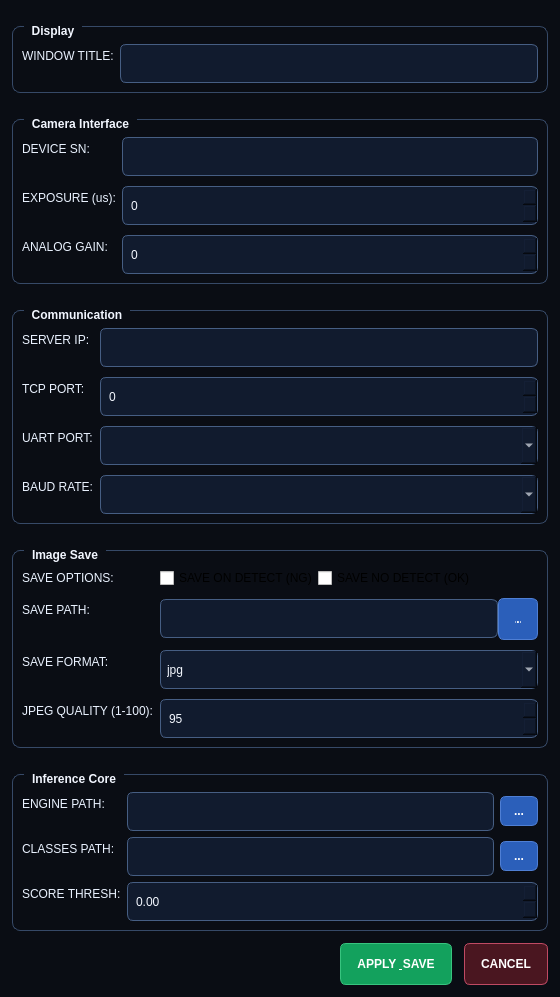
The window that settingform.ui (froduo/Qt_TensorRT_YOLOv12) describes before a commit, drawn with Qt 5.
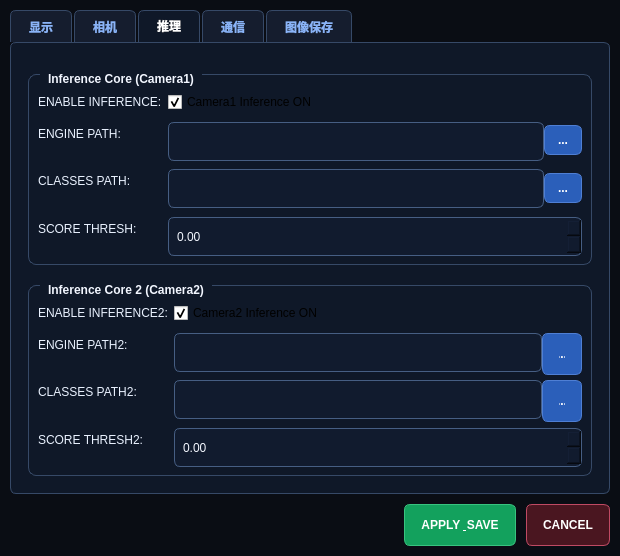
The same window after the commit. The open tabs and pages were chosen to show the change.

What changed in the file:
```diff
--- a/settingform.ui
+++ b/settingform.ui
@@ -6,8 +6,8 @@
    <rect>
     <x>0</x>
     <y>0</y>
-    <width>560</width>
-    <height>680</height>
+    <width>620</width>
+    <height>520</height>
    </rect>
   </property>
   <property name="windowTitle">
@@ -19,6 +19,32 @@
         background-color: #0a0d14;
         color: #eef4ff;
     }
+    QTabWidget::pane {
+        background-color: #0f1828;
+        border: 1px solid #364967;
+        border-radius: 6px;
+        padding: 8px;
+    }
+    QTabBar::tab {
+        background-color: #151d2e;
+        color: #8ab4f8;
+        border: 1px solid #364967;
+        border-bottom: none;
+        border-top-left-radius: 6px;
+        border-top-right-radius: 6px;
+        padding: 8px 18px;
+        margin-right: 2px;
+        font-weight: 600;
+        font-size: 12px;
+    }
+    QTabBar::tab:selected {
+        background-color: #0f1828;
+        color: #ffffff;
+        border-bottom: 1px solid #0f1828;
+    }
+    QTabBar::tab:hover:!selected {
+        background-color: #1a2540;
+    }
     QGroupBox {
         color: #f2f6ff;
         border: 1px solid #364967;
@@ -88,25 +114,74 @@
         padding: 0px;
     }
     QPushButton#btnBrowseClasses:hover { background: #3d73ce; }
+    /* 保存选项复选框样式 */
+    QCheckBox#chkSaveNG {
+        color: #FF8A80;
+        font-weight: bold;
+        background-color: #3a0a10;
+        border: 1px solid #c04a63;
+        border-radius: 4px;
+        padding: 4px 8px;
+        spacing: 6px;
+    }
+    QCheckBox#chkSaveNG::indicator {
+        width: 16px;
+        height: 16px;
+        border: 2px solid #c04a63;
+        border-radius: 3px;
+        background-color: #2a0508;
+    }
+    QCheckBox#chkSaveNG::indicator:checked {
+        background-color: #d04a63;
+        border-color: #ff8099;
+    }
+    QCheckBox#chkSaveOK {
+        color: #B9F6CA;
+        font-weight: bold;
+        background-color: #0a2a10;
+        border: 1px solid #38c47f;
+        border-radius: 4px;
+        padding: 4px 8px;
+        spacing: 6px;
+    }
+    QCheckBox#chkSaveOK::indicator {
+        width: 16px;
+        height: 16px;
+        border: 2px solid #38c47f;
+        border-radius: 3px;
+        background-color: #051a08;
+    }
+    QCheckBox#chkSaveOK::indicator:checked {
+        background-color: #38c47f;
+        border-color: #69f0ae;
+    }
    </string>
   </property>
   <layout class="QVBoxLayout" name="mainLayout">
    <property name="spacing">
-    <number>12</number>
+    <number>10</number>
    </property>
    <property name="leftMargin">
-    <number>12</number>
+    <number>10</number>
    </property>
    <property name="topMargin">
-    <number>12</number>
+    <number>10</number>
    </property>
    <property name="rightMargin">
-    <number>12</number>
+    <number>10</number>
    </property>
    <property name="bottomMargin">
-    <number>12</number>
+    <number>10</number>
    </property>
-   <!-- Display Settings -->
+   <!-- ===== QTabWidget ===== -->
+   <item>
+    <widget class="QTabWidget" name="tabWidget">
+     <!-- ========== Tab 1: 显示 ========== -->
+     <widget class="QWidget" name="tabDisplay">
+      <attribute name="title">
+       <string>显示</string>
+      </attribute>
+      <layout class="QVBoxLayout" name="tabDisplayLayout">
    <item>
     <widget class="QGroupBox" name="groupDisplay">
      <property name="title">
@@ -129,7 +204,28 @@
      </layout>
     </widget>
    </item>
-   <!-- Camera Interface -->
+       <item>
+        <spacer name="tabDisplaySpacer">
+         <property name="orientation">
+          <enum>Qt::Vertical</enum>
+         </property>
+         <property name="sizeHint" stdset="0">
+          <size>
+           <width>0</width>
+           <height>0</height>
+          </size>
+         </property>
+        </spacer>
+       </item>
+      </layout>
+     </widget>
+     <!-- ========== Tab 2: 相机 ========== -->
+     <widget class="QWidget" name="tabCamera">
+      <attribute name="title">
+       <string>相机</string>
+      </attribute>
+      <layout class="QVBoxLayout" name="tabCameraLayout">
+       <!-- Camera1 -->
    <item>
     <widget class="QGroupBox" name="groupCamera">
      <property name="title">
@@ -186,7 +282,323 @@
      </layout>
     </widget>
    </item>
-   <!-- Communication -->
+       <!-- Camera2 -->
+       <item>
+        <widget class="QGroupBox" name="groupCamera2">
+         <property name="title">
+          <string>Camera2 Interface</string>
+         </property>
+         <layout class="QFormLayout" name="formLayoutCamera2">
+          <property name="verticalSpacing">
+           <number>10</number>
+          </property>
+          <item row="0" column="0">
+           <widget class="QLabel" name="lblSN2">
+            <property name="text">
+             <string>DEVICE SN2:</string>
+            </property>
+           </widget>
+          </item>
+          <item row="0" column="1">
+           <widget class="QLineEdit" name="txtSN2"/>
+          </item>
+          <item row="1" column="0">
+           <widget class="QLabel" name="lblExp2">
+            <property name="text">
+             <string>EXPOSURE2 (us):</string>
+            </property>
+           </widget>
+          </item>
+          <item row="1" column="1">
+           <widget class="QDoubleSpinBox" name="valExp2">
+            <property name="decimals">
+             <number>0</number>
+            </property>
+            <property name="maximum">
+             <double>1000000.000000000000000</double>
+            </property>
+           </widget>
+          </item>
+          <item row="2" column="0">
+           <widget class="QLabel" name="lblGain2">
+            <property name="text">
+             <string>ANALOG GAIN2:</string>
+            </property>
+           </widget>
+          </item>
+          <item row="2" column="1">
+           <widget class="QDoubleSpinBox" name="valGain2">
+            <property name="decimals">
+             <number>0</number>
+            </property>
+            <property name="maximum">
+             <double>20.000000000000000</double>
+            </property>
+           </widget>
+          </item>
+         </layout>
+        </widget>
+       </item>
+       <item>
+        <spacer name="tabCameraSpacer">
+         <property name="orientation">
+          <enum>Qt::Vertical</enum>
+         </property>
+         <property name="sizeHint" stdset="0">
+          <size>
+           <width>0</width>
+           <height>0</height>
+          </size>
+         </property>
+        </spacer>
+       </item>
+      </layout>
+     </widget>
+     <!-- ========== Tab 3: 推理 ========== -->
+     <widget class="QWidget" name="tabInference">
+      <attribute name="title">
+       <string>推理</string>
+      </attribute>
+      <layout class="QVBoxLayout" name="tabInferenceLayout">
+       <!-- Inference Core 1 -->
+       <item>
+        <widget class="QGroupBox" name="groupAI">
+         <property name="title">
+          <string>Inference Core (Camera1)</string>
+         </property>
+         <layout class="QFormLayout" name="formLayoutAI">
+          <property name="verticalSpacing">
+           <number>10</number>
+          </property>
+          <item row="0" column="0">
+           <widget class="QLabel" name="lblEnableInference">
+            <property name="text">
+             <string>ENABLE INFERENCE:</string>
+            </property>
+           </widget>
+          </item>
+          <item row="0" column="1">
+           <widget class="QCheckBox" name="chkEnableInference">
+            <property name="text">
+             <string>Camera1 Inference ON</string>
+            </property>
+            <property name="checked">
+             <bool>true</bool>
+            </property>
+           </widget>
+          </item>
+          <item row="1" column="0">
+           <widget class="QLabel" name="lblPath">
+            <property name="text">
+             <string>ENGINE PATH:</string>
+            </property>
+           </widget>
+          </item>
+          <item row="1" column="1">
+           <layout class="QHBoxLayout" name="pathLayout">
+            <item>
+             <widget class="QLineEdit" name="txtEnginePath">
+              <property name="readOnly">
+               <bool>true</bool>
+              </property>
+             </widget>
+            </item>
+            <item>
+             <widget class="QPushButton" name="btnBrowsePath">
+              <property name="maximumSize">
+               <size>
+                <width>40</width>
+                <height>16777215</height>
+               </size>
+              </property>
+              <property name="text">
+               <string>...</string>
+              </property>
+             </widget>
+            </item>
+           </layout>
+          </item>
+          <item row="2" column="0">
+           <widget class="QLabel" name="lblClasses">
+            <property name="text">
+             <string>CLASSES PATH:</string>
+            </property>
+           </widget>
+          </item>
+          <item row="2" column="1">
+           <layout class="QHBoxLayout" name="classesLayout">
+            <item>
+             <widget class="QLineEdit" name="txtClassesPath">
+              <property name="readOnly">
+               <bool>true</bool>
+              </property>
+             </widget>
+            </item>
+            <item>
+             <widget class="QPushButton" name="btnBrowseClasses">
+              <property name="maximumSize">
+               <size>
+                <width>40</width>
+                <height>16777215</height>
+               </size>
+              </property>
+              <property name="text">
+               <string>...</string>
+              </property>
+             </widget>
+            </item>
+           </layout>
+          </item>
+          <item row="3" column="0">
+           <widget class="QLabel" name="lblScore">
+            <property name="text">
+             <string>SCORE THRESH:</string>
+            </property>
+           </widget>
+          </item>
+          <item row="3" column="1">
+           <widget class="QDoubleSpinBox" name="valScoreThresh">
+            <property name="maximum">
+             <double>1.000000000000000</double>
+            </property>
+            <property name="singleStep">
+             <double>0.050000000000000</double>
+            </property>
+           </widget>
+          </item>
+         </layout>
+        </widget>
+       </item>
+       <!-- Inference Core 2 -->
+       <item>
+        <widget class="QGroupBox" name="groupAI2">
+         <property name="title">
+          <string>Inference Core 2 (Camera2)</string>
+         </property>
+         <layout class="QFormLayout" name="formLayoutAI2">
+          <property name="verticalSpacing">
+           <number>10</number>
+          </property>
+          <item row="0" column="0">
+           <widget class="QLabel" name="lblEnableInference2">
+            <property name="text">
+             <string>ENABLE INFERENCE2:</string>
+            </property>
+           </widget>
+          </item>
+          <item row="0" column="1">
+           <widget class="QCheckBox" name="chkEnableInference2">
+            <property name="text">
+             <string>Camera2 Inference ON</string>
+            </property>
+            <property name="checked">
+             <bool>true</bool>
+            </property>
+           </widget>
+          </item>
+          <item row="1" column="0">
+           <widget class="QLabel" name="lblPath2">
+            <property name="text">
+             <string>ENGINE PATH2:</string>
+            </property>
+           </widget>
+          </item>
+          <item row="1" column="1">
+           <layout class="QHBoxLayout" name="pathLayout2">
+            <item>
+             <widget class="QLineEdit" name="txtEnginePath2">
+              <property name="readOnly">
+               <bool>true</bool>
+              </property>
+             </widget>
+            </item>
+            <item>
+             <widget class="QPushButton" name="btnBrowsePath2">
+              <property name="maximumSize">
+               <size>
+                <width>40</width>
+                <height>16777215</height>
+               </size>
+              </property>
+              <property name="text">
+               <string>...</string>
+              </property>
+             </widget>
+            </item>
+           </layout>
+          </item>
+          <item row="2" column="0">
+           <widget class="QLabel" name="lblClasses2">
+            <property name="text">
+             <string>CLASSES PATH2:</string>
+            </property>
+           </widget>
+          </item>
+          <item row="2" column="1">
+           <layout class="QHBoxLayout" name="classesLayout2">
+            <item>
+             <widget class="QLineEdit" name="txtClassesPath2">
+              <property name="readOnly">
+               <bool>true</bool>
+              </property>
+             </widget>
+            </item>
+            <item>
+             <widget class="QPushButton" name="btnBrowseClasses2">
+              <property name="maximumSize">
+               <size>
+                <width>40</width>
+                <height>16777215</height>
+               </size>
+              </property>
+              <property name="text">
+               <string>...</string>
+              </property>
+             </widget>
+            </item>
+           </layout>
+          </item>
+          <item row="3" column="0">
+           <widget class="QLabel" name="lblScore2">
+            <property name="text">
+             <string>SCORE THRESH2:</string>
+            </property>
+           </widget>
+          </item>
+          <item row="3" column="1">
+           <widget class="QDoubleSpinBox" name="valScoreThresh2">
+            <property name="maximum">
+             <double>1.000000000000000</double>
+            </property>
+            <property name="singleStep">
+             <double>0.050000000000000</double>
+            </property>
+           </widget>
+          </item>
+         </layout>
+        </widget>
+       </item>
+       <item>
+        <spacer name="tabInferenceSpacer">
+         <property name="orientation">
+          <enum>Qt::Vertical</enum>
+         </property>
+         <property name="sizeHint" stdset="0">
+          <size>
+           <width>0</width>
+           <height>0</height>
+          </size>
+         </property>
+        </spacer>
+       </item>
+      </layout>
+     </widget>
+     <!-- ========== Tab 4: 通信 ========== -->
+     <widget class="QWidget" name="tabComm">
+      <attribute name="title">
+       <string>通信</string>
+      </attribute>
+      <layout class="QVBoxLayout" name="tabCommLayout">
    <item>
     <widget class="QGroupBox" name="groupComm">
      <property name="title">
@@ -243,7 +655,27 @@
      </layout>
     </widget>
    </item>
-   <!-- Image Save -->
+       <item>
+        <spacer name="tabCommSpacer">
+         <property name="orientation">
+          <enum>Qt::Vertical</enum>
+         </property>
+         <property name="sizeHint" stdset="0">
+          <size>
+           <width>0</width>
+           <height>0</height>
+          </size>
+         </property>
+        </spacer>
+       </item>
+      </layout>
+     </widget>
+     <!-- ========== Tab 5: 图像保存 ========== -->
+     <widget class="QWidget" name="tabImageSave">
+      <attribute name="title">
+       <string>图像保存</string>
+      </attribute>
+      <layout class="QVBoxLayout" name="tabImageSaveLayout">
    <item>
     <widget class="QGroupBox" name="groupImageSave">
      <property name="title">
@@ -367,98 +799,8 @@
      </layout>
     </widget>
    </item>
-   <!-- Inference Core -->
    <item>
-    <widget class="QGroupBox" name="groupAI">
-     <property name="title">
-      <string>Inference Core</string>
-     </property>
-     <layout class="QFormLayout" name="formLayoutAI">
-      <item row="0" column="0">
-       <widget class="QLabel" name="lblPath">
-        <property name="text">
-         <string>ENGINE PATH:</string>
-        </property>
-       </widget>
-      </item>
-      <item row="0" column="1">
-       <layout class="QHBoxLayout" name="pathLayout">
-        <item>
-         <widget class="QLineEdit" name="txtEnginePath">
-          <property name="readOnly">
-           <bool>true</bool>
-          </property>
-         </widget>
-        </item>
-        <item>
-         <widget class="QPushButton" name="btnBrowsePath">
-          <property name="maximumSize">
-           <size>
-            <width>40</width>
-            <height>16777215</height>
-           </size>
-          </property>
-          <property name="text">
-           <string>...</string>
-          </property>
-         </widget>
-        </item>
-       </layout>
-      </item>
-      <item row="1" column="0">
-       <widget class="QLabel" name="lblClasses">
-        <property name="text">
-         <string>CLASSES PATH:</string>
-        </property>
-       </widget>
-      </item>
-      <item row="1" column="1">
-       <layout class="QHBoxLayout" name="classesLayout">
-        <item>
-         <widget class="QLineEdit" name="txtClassesPath">
-          <property name="readOnly">
-           <bool>true</bool>
-          </property>
-         </widget>
-        </item>
-        <item>
-         <widget class="QPushButton" name="btnBrowseClasses">
-          <property name="maximumSize">
-           <size>
-            <width>40</width>
-            <height>16777215</height>
-           </size>
-          </property>
-          <property name="text">
-           <string>...</string>
-          </property>
-         </widget>
-        </item>
-       </layout>
-      </item>
-      <item row="2" column="0">
-       <widget class="QLabel" name="lblScore">
-        <property name="text">
-         <string>SCORE THRESH:</string>
-        </property>
-       </widget>
-      </item>
-      <item row="2" column="1">
-       <widget class="QDoubleSpinBox" name="valScoreThresh">
-        <property name="maximum">
-         <double>1.000000000000000</double>
-        </property>
-        <property name="singleStep">
-         <double>0.050000000000000</double>
-        </property>
-       </widget>
-      </item>
-     </layout>
-    </widget>
-   </item>
-   <!-- Spacer -->
-   <item>
-    <spacer name="verticalSpacer">
+        <spacer name="tabImageSaveSpacer">
      <property name="orientation">
       <enum>Qt::Vertical</enum>
      </property>
@@ -469,6 +811,10 @@
       </size>
      </property>
     </spacer>
+       </item>
+      </layout>
+     </widget>
+    </widget>
    </item>
    <!-- Bottom Buttons -->
    <item>
```
Lines whose indentation alone changed are shown as unchanged.
